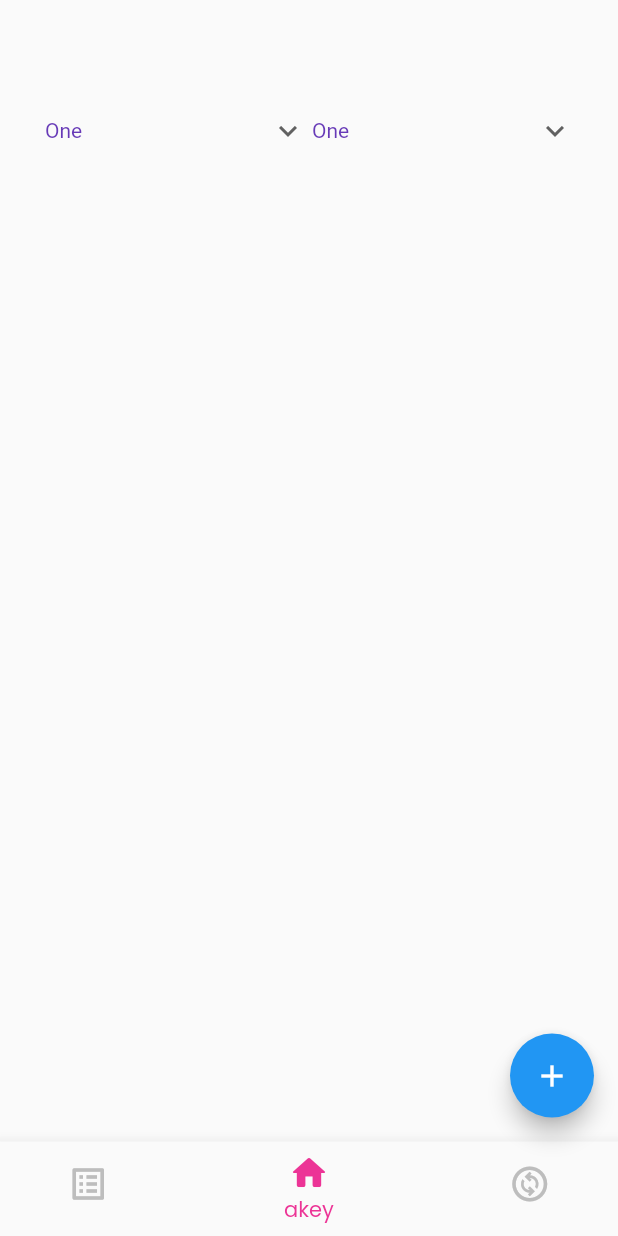
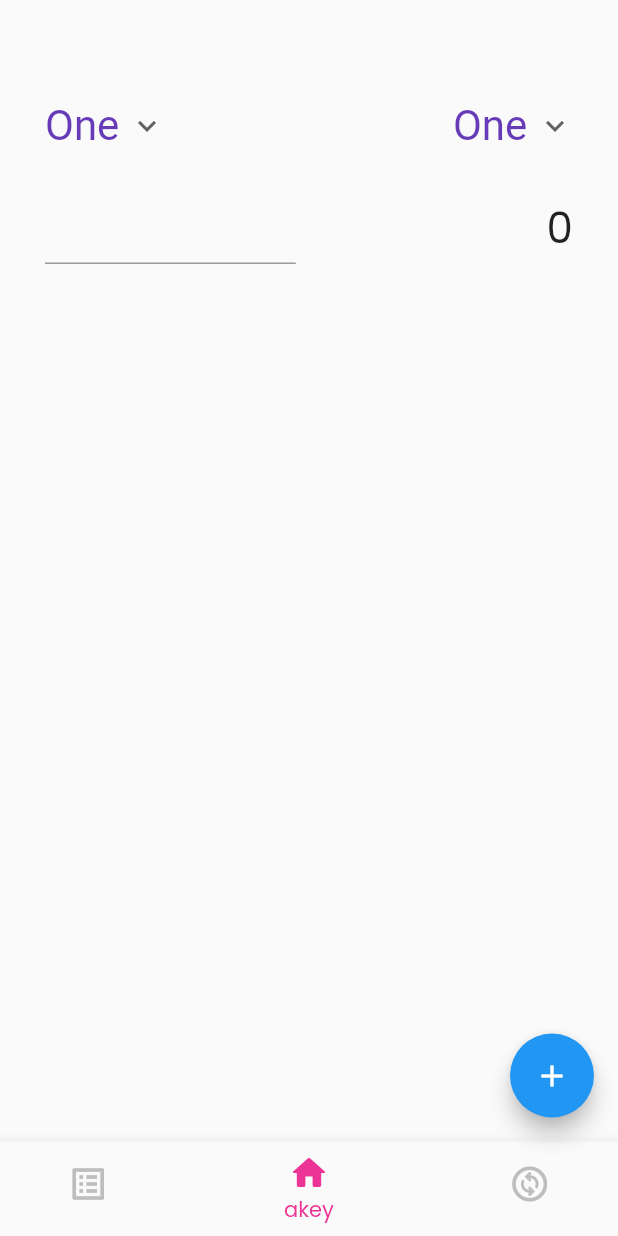
Before and after one commit to hankakee/chanjelajan, a Flutter app: the screen it shows after launch, on a phone screen of 412 x 824 dp. Run offline on Flutter 3.47's test engine with Material 2 defaults, Android fonts, the phone set to English and light mode, and no system bars.

Commit message:
add 2 bars

```diff
--- a/lib/main.dart
+++ b/lib/main.dart
@@ -53,6 +53,7 @@ class _MyHomePageState extends State<MyHomePage> {
   int _counter = 0;
   int selectedIndex = 1;
   String dropdownValue = 'One';
+  TextEditingController firstCurrency = TextEditingController();
   void _incrementCounter() {
     setState(() {
       // This call to setState tells the Flutter framework that something has
@@ -81,26 +82,32 @@ class _MyHomePageState extends State<MyHomePage> {
       //   title: Text(widget.title),
       // ),
       body: Center(
-        child: SizedBox(
+        child: Container(
+          padding: const EdgeInsets.only(top: 60.0),
           height: heightscreen,
           width: double.infinity,
           child: Column(
             children: [
               Container(
+                // color: Colors.blue,
                 padding: const EdgeInsets.symmetric(horizontal: 30.0),
-                child: GridView.count(
-                  shrinkWrap: true,
-                  crossAxisCount: 2,
-                  mainAxisSpacing: 4.0,
-                  crossAxisSpacing: 4.0,
+                child: Row(
+                  // shrinkWrap: true,
+                  // crossAxisCount: 2,
+                  // mainAxisSpacing: 1.0,
+                  // crossAxisSpacing: 1.0,
                   // padding: const EdgeInsets.all(0.0),
                   children: <Widget>[
                     DropdownButtonHideUnderline(
                       child: DropdownButton<String>(
                         value: dropdownValue,
-                        icon: const Icon(Icons.keyboard_arrow_down_outlined),
+                        icon: const Icon(
+                          Icons.keyboard_arrow_down_outlined,
+                          size: 24,
+                        ),
                         // elevation: 50,
-                        style: const TextStyle(color: Colors.deepPurple),
+                        style: const TextStyle(
+                            color: Colors.deepPurple, fontSize: 28),
                         underline: Container(
                           height: 2,
                           color: const Color.fromARGB(255, 0, 0, 0),
@@ -119,12 +126,17 @@ class _MyHomePageState extends State<MyHomePage> {
                         }).toList(),
                       ),
                     ),
+                    const Spacer(),
                     DropdownButtonHideUnderline(
                       child: DropdownButton<String>(
                         value: dropdownValue,
-                        icon: const Icon(Icons.keyboard_arrow_down_outlined),
+                        icon: const Icon(
+                          Icons.keyboard_arrow_down_outlined,
+                          size: 24,
+                        ),
                         // elevation: 50,
-                        style: const TextStyle(color: Colors.deepPurple),
+                        style: const TextStyle(
+                            color: Colors.deepPurple, fontSize: 28),
                         underline: Container(
                           height: 2,
                           color: const Color.fromARGB(255, 0, 0, 0),
@@ -146,6 +158,34 @@ class _MyHomePageState extends State<MyHomePage> {
                   ],
                 ),
               ),
+              Container(
+                padding:
+                    const EdgeInsets.only(top: 20.0, left: 30.0, right: 30.0),
+                child: Row(
+                  children: [
+                    Flexible(
+                      child: TextFormField(
+                        enableSuggestions: false,
+                        autocorrect: false,
+                        controller: firstCurrency,
+                        style: const TextStyle(
+                          fontSize: 16,
+                          color: Colors.black,
+                        ),
+                        // decoration: const InputDecoration(
+                        //   icon: Icon(Icons.lock, color: const Color(0xFF994CFC)),
+                        //   // border: InputBorder.none,
+                        // ),
+                      ),
+                    ),
+                    const Spacer(),
+                    Container(
+                        // color: Colors.amber,
+                        // padding: const EdgeInsets.only(top: 10.0),
+                        child: const Text("0", style: TextStyle(fontSize: 28)))
+                  ],
+                ),
+              )
             ],
           ),
           //  Text(
```
